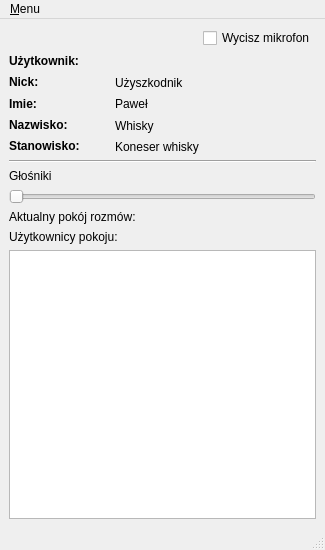
Before: the Qt Designer form JaroEliCall/gui/main.ui in jaroslaw-wieczorek/Project_IP_Telephony_Python_Voip, drawn with Qt 5.
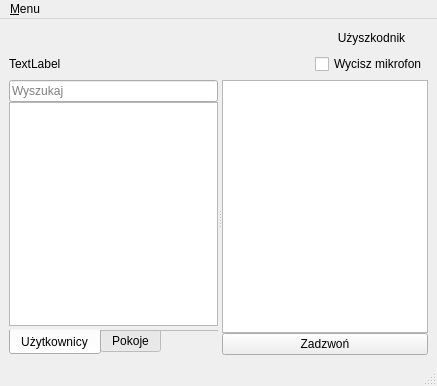
After: the same form once the commit is applied. Icons and pictures are not drawn.

Commit message: build_qrc, implement interface settings.ui in settings.py

What changed in the file:
```diff
--- a/JaroEliCall/gui/main.ui
+++ b/JaroEliCall/gui/main.ui
@@ -6,8 +6,8 @@
    <rect>
     <x>0</x>
     <y>0</y>
-    <width>325</width>
-    <height>550</height>
+    <width>437</width>
+    <height>386</height>
    </rect>
   </property>
   <property name="minimumSize">
@@ -18,249 +18,256 @@
   </property>
   <property name="maximumSize">
    <size>
-    <width>350</width>
-    <height>550</height>
+    <width>16777215</width>
+    <height>16777215</height>
    </size>
   </property>
   <property name="windowTitle">
    <string>JaroEliCall</string>
   </property>
+  <property name="iconSize">
+   <size>
+    <width>0</width>
+    <height>0</height>
+   </size>
+  </property>
   <widget class="QWidget" name="centralwidget">
-   <layout class="QVBoxLayout" name="verticalLayout_2">
-    <item>
-     <layout class="QHBoxLayout" name="horizontalLayout_6">
-      <item>
-       <spacer name="horizontalSpacer">
-        <property name="orientation">
-         <enum>Qt::Horizontal</enum>
-        </property>
-        <property name="sizeHint" stdset="0">
-         <size>
-          <width>40</width>
-          <height>20</height>
-         </size>
-        </property>
-       </spacer>
-      </item>
-      <item>
-       <widget class="QCheckBox" name="checkBox">
-        <property name="layoutDirection">
-         <enum>Qt::LeftToRight</enum>
-        </property>
-        <property name="text">
-         <string>Wycisz mikrofon</string>
-        </property>
-       </widget>
-      </item>
-     </layout>
+   <layout class="QGridLayout" name="gridLayout">
+    <item row="1" column="0">
+     <widget class="QLabel" name="label">
+      <property name="text">
+       <string>TextLabel</string>
+      </property>
+     </widget>
     </item>
-    <item>
-     <layout class="QHBoxLayout" name="horizontalLayout_8">
-      <item>
-       <layout class="QVBoxLayout" name="verticalLayout">
-        <item>
-         <widget class="QLabel" name="label_8">
-          <property name="maximumSize">
-           <size>
-            <width>16777215</width>
-            <height>30</height>
-           </size>
-          </property>
-          <property name="text">
-           <string>&lt;html&gt;&lt;head/&gt;&lt;body&gt;&lt;p&gt;&lt;span style=&quot; font-weight:600;&quot;&gt;Użytkownik:&lt;/span&gt;&lt;/p&gt;&lt;/body&gt;&lt;/html&gt;</string>
-          </property>
-         </widget>
-        </item>
-        <item>
-         <layout class="QHBoxLayout" name="horizontalLayout_3">
-          <item>
-           <widget class="QLabel" name="label_2">
-            <property name="minimumSize">
-             <size>
-              <width>100</width>
-              <height>0</height>
-             </size>
-            </property>
-            <property name="text">
-             <string>&lt;html&gt;&lt;head/&gt;&lt;body&gt;&lt;p&gt;&lt;span style=&quot; font-weight:600;&quot;&gt;Nick:&lt;/span&gt;&lt;/p&gt;&lt;/body&gt;&lt;/html&gt;</string>
-            </property>
-           </widget>
-          </item>
-          <item>
-           <widget class="QLabel" name="label_3">
-            <property name="text">
-             <string>Użyszkodnik</string>
-            </property>
-           </widget>
-          </item>
-         </layout>
-        </item>
-        <item>
-         <layout class="QHBoxLayout" name="horizontalLayout_7">
-          <item>
-           <widget class="QLabel" name="label_4">
-            <property name="minimumSize">
-             <size>
-              <width>100</width>
-              <height>0</height>
-             </size>
-            </property>
-            <property name="text">
-             <string>&lt;html&gt;&lt;head/&gt;&lt;body&gt;&lt;p&gt;&lt;span style=&quot; font-weight:600;&quot;&gt;Imie:&lt;/span&gt;&lt;/p&gt;&lt;/body&gt;&lt;/html&gt;</string>
-            </property>
-           </widget>
-          </item>
-          <item>
-           <widget class="QLabel" name="label_6">
-            <property name="text">
-             <string>Paweł</string>
-            </property>
-           </widget>
-          </item>
-         </layout>
-        </item>
-        <item>
-         <layout class="QHBoxLayout" name="horizontalLayout_2">
-          <item>
-           <widget class="QLabel" name="label_5">
-            <property name="minimumSize">
-             <size>
-              <width>100</width>
-              <height>0</height>
-             </size>
-            </property>
-            <property name="text">
-             <string>&lt;html&gt;&lt;head/&gt;&lt;body&gt;&lt;p&gt;&lt;span style=&quot; font-weight:600;&quot;&gt;Nazwisko:&lt;/span&gt;&lt;/p&gt;&lt;/body&gt;&lt;/html&gt;</string>
-            </property>
-           </widget>
-          </item>
-          <item>
-           <widget class="QLabel" name="label_7">
-            <property name="text">
-             <string>Whisky</string>
-            </property>
-           </widget>
-          </item>
-         </layout>
-        </item>
-        <item>
-         <layout class="QHBoxLayout" name="horizontalLayout_5">
-          <item>
-           <widget class="QLabel" name="label_11">
-            <property name="minimumSize">
-             <size>
-              <width>100</width>
-              <height>0</height>
-             </size>
-            </property>
-            <property name="text">
-             <string>&lt;html&gt;&lt;head/&gt;&lt;body&gt;&lt;p&gt;&lt;span style=&quot; font-weight:600;&quot;&gt;Stanowisko:&lt;/span&gt;&lt;/p&gt;&lt;/body&gt;&lt;/html&gt;</string>
-            </property>
-           </widget>
-          </item>
-          <item>
-           <widget class="QLabel" name="label_10">
-            <property name="text">
-             <string>Koneser whisky</string>
-            </property>
-           </widget>
-          </item>
-         </layout>
-        </item>
-       </layout>
-      </item>
-      <item>
-       <widget class="QLabel" name="label">
-        <property name="minimumSize">
-         <size>
-          <width>100</width>
-          <height>100</height>
-         </size>
-        </property>
-        <property name="maximumSize">
-         <size>
-          <width>100</width>
-          <height>100</height>
-         </size>
-        </property>
-        <property name="text">
-         <string notr="true"/>
-        </property>
-        <property name="textFormat">
-         <enum>Qt::AutoText</enum>
-        </property>
-        <property name="pixmap">
-         <pixmap resource="resources/zasoby.qrc">:/icons/icons/111317-essential-ui/png/happy-face-1.png</pixmap>
-        </property>
-        <property name="scaledContents">
-         <bool>true</bool>
-        </property>
-        <property name="alignment">
-         <set>Qt::AlignCenter</set>
-        </property>
-       </widget>
-      </item>
-     </layout>
-    </item>
-    <item>
-     <widget class="Line" name="line_4">
+    <item row="2" column="0" rowspan="2" colspan="3">
+     <widget class="QSplitter" name="splitter">
       <property name="orientation">
        <enum>Qt::Horizontal</enum>
       </property>
-     </widget>
-    </item>
-    <item>
-     <layout class="QVBoxLayout" name="verticalLayout_3">
-      <item>
-       <widget class="QLabel" name="label_12">
-        <property name="text">
-         <string>Głośniki</string>
-        </property>
+      <widget class="QTabWidget" name="tabWidget">
+       <property name="sizePolicy">
+        <sizepolicy hsizetype="Expanding" vsizetype="Expanding">
+         <horstretch>0</horstretch>
+         <verstretch>0</verstretch>
+        </sizepolicy>
+       </property>
+       <property name="minimumSize">
+        <size>
+         <width>0</width>
+         <height>0</height>
+        </size>
+       </property>
+       <property name="cursor">
+        <cursorShape>PointingHandCursor</cursorShape>
+       </property>
+       <property name="accessibleName">
+        <string notr="true"/>
+       </property>
+       <property name="autoFillBackground">
+        <bool>false</bool>
+       </property>
+       <property name="styleSheet">
+        <string notr="true"/>
+       </property>
+       <property name="locale">
+        <locale language="Polish" country="Poland"/>
+       </property>
+       <property name="tabPosition">
+        <enum>QTabWidget::South</enum>
+       </property>
+       <property name="currentIndex">
+        <number>0</number>
+       </property>
+       <property name="iconSize">
+        <size>
+         <width>16</width>
+         <height>16</height>
+        </size>
+       </property>
+       <property name="elideMode">
+        <enum>Qt::ElideNone</enum>
+       </property>
+       <property name="usesScrollButtons">
+        <bool>false</bool>
+       </property>
+       <property name="documentMode">
+        <bool>true</bool>
+       </property>
+       <property name="tabsClosable">
+        <bool>false</bool>
+       </property>
+       <property name="movable">
+        <bool>false</bool>
+       </property>
+       <property name="tabBarAutoHide">
+        <bool>false</bool>
+       </property>
+       <widget class="QWidget" name="tab">
+        <attribute name="title">
+         <string>Użytkownicy</string>
+        </attribute>
+        <layout class="QVBoxLayout" name="verticalLayout_6">
+         <property name="spacing">
+          <number>0</number>
+         </property>
+         <property name="leftMargin">
+          <number>0</number>
+         </property>
+         <property name="topMargin">
+          <number>0</number>
+         </property>
+         <property name="rightMargin">
+          <number>0</number>
+         </property>
+         <property name="bottomMargin">
+          <number>0</number>
+         </property>
+         <item>
+          <layout class="QVBoxLayout" name="verticalLayout_4">
+           <property name="spacing">
+            <number>0</number>
+           </property>
+           <property name="sizeConstraint">
+            <enum>QLayout::SetMinimumSize</enum>
+           </property>
+           <property name="bottomMargin">
+            <number>3</number>
+           </property>
+           <item>
+            <widget class="QLineEdit" name="lineEdit">
+             <property name="placeholderText">
+              <string>Wyszukaj</string>
+             </property>
+            </widget>
+           </item>
+           <item>
+            <widget class="QListWidget" name="listWidget">
+             <property name="sortingEnabled">
+              <bool>true</bool>
+             </property>
+            </widget>
+           </item>
+          </layout>
+         </item>
+        </layout>
        </widget>
-      </item>
-      <item>
-       <widget class="QSlider" name="horizontalSlider">
-        <property name="orientation">
-         <enum>Qt::Horizontal</enum>
-        </property>
+       <widget class="QWidget" name="tab_2">
+        <attribute name="title">
+         <string>Pokoje</string>
+        </attribute>
+        <layout class="QVBoxLayout" name="verticalLayout_5">
+         <property name="spacing">
+          <number>0</number>
+         </property>
+         <property name="leftMargin">
+          <number>0</number>
+         </property>
+         <property name="topMargin">
+          <number>0</number>
+         </property>
+         <property name="rightMargin">
+          <number>0</number>
+         </property>
+         <property name="bottomMargin">
+          <number>3</number>
+         </property>
+         <item>
+          <layout class="QVBoxLayout" name="verticalLayout_3">
+           <property name="spacing">
+            <number>0</number>
+           </property>
+           <item>
+            <widget class="QLineEdit" name="lineEdit_2">
+             <property name="placeholderText">
+              <string>Wyszukaj</string>
+             </property>
+            </widget>
+           </item>
+           <item>
+            <widget class="QListWidget" name="listWidget_2">
+             <property name="sortingEnabled">
+              <bool>true</bool>
+             </property>
+            </widget>
+           </item>
+          </layout>
+         </item>
+        </layout>
        </widget>
-      </item>
-      <item>
-       <layout class="QHBoxLayout" name="horizontalLayout">
+      </widget>
+      <widget class="QWidget" name="">
+       <layout class="QVBoxLayout" name="verticalLayout">
+        <property name="spacing">
+         <number>0</number>
+        </property>
+        <property name="topMargin">
+         <number>0</number>
+        </property>
         <item>
-         <widget class="QLabel" name="label_9">
-          <property name="text">
-           <string>Aktualny pokój rozmów:</string>
+         <widget class="QListWidget" name="listWidget_4">
+          <property name="batchSize">
+           <number>100</number>
           </property>
          </widget>
         </item>
         <item>
-         <widget class="QLabel" name="label_13">
+         <widget class="QPushButton" name="pushButton_3">
+          <property name="sizePolicy">
+           <sizepolicy hsizetype="Minimum" vsizetype="Minimum">
+            <horstretch>0</horstretch>
+            <verstretch>0</verstretch>
+           </sizepolicy>
+          </property>
           <property name="text">
-           <string/>
+           <string>Zadzwoń</string>
+          </property>
+          <property name="flat">
+           <bool>false</bool>
           </property>
          </widget>
         </item>
        </layout>
-      </item>
-      <item>
-       <widget class="QLabel" name="label_14">
-        <property name="text">
-         <string>Użytkownicy pokoju:</string>
-        </property>
-       </widget>
-      </item>
-      <item>
-       <widget class="QListWidget" name="listWidget">
-        <property name="maximumSize">
-         <size>
-          <width>500</width>
-          <height>350</height>
-         </size>
-        </property>
-       </widget>
-      </item>
-     </layout>
+      </widget>
+     </widget>
+    </item>
+    <item row="1" column="2">
+     <widget class="QCheckBox" name="checkBox">
+      <property name="sizePolicy">
+       <sizepolicy hsizetype="Fixed" vsizetype="Fixed">
+        <horstretch>0</horstretch>
+        <verstretch>0</verstretch>
+       </sizepolicy>
+      </property>
+      <property name="layoutDirection">
+       <enum>Qt::LeftToRight</enum>
+      </property>
+      <property name="text">
+       <string>Wycisz mikrofon</string>
+      </property>
+     </widget>
+    </item>
+    <item row="0" column="2">
+     <widget class="QLabel" name="label_2">
+      <property name="sizePolicy">
+       <sizepolicy hsizetype="Minimum" vsizetype="Minimum">
+        <horstretch>0</horstretch>
+        <verstretch>0</verstretch>
+       </sizepolicy>
+      </property>
+      <property name="maximumSize">
+       <size>
+        <width>16777215</width>
+        <height>20</height>
+       </size>
+      </property>
+      <property name="text">
+       <string>Użyszkodnik</string>
+      </property>
+      <property name="alignment">
+       <set>Qt::AlignCenter</set>
+      </property>
+     </widget>
     </item>
    </layout>
   </widget>
@@ -270,7 +277,7 @@
     <rect>
      <x>0</x>
      <y>0</y>
-     <width>325</width>
+     <width>437</width>
      <height>30</height>
     </rect>
    </property>
```
Left out of the diff: 125 changed lines with no effect on the pictures. The commit also changes 5 other files.
